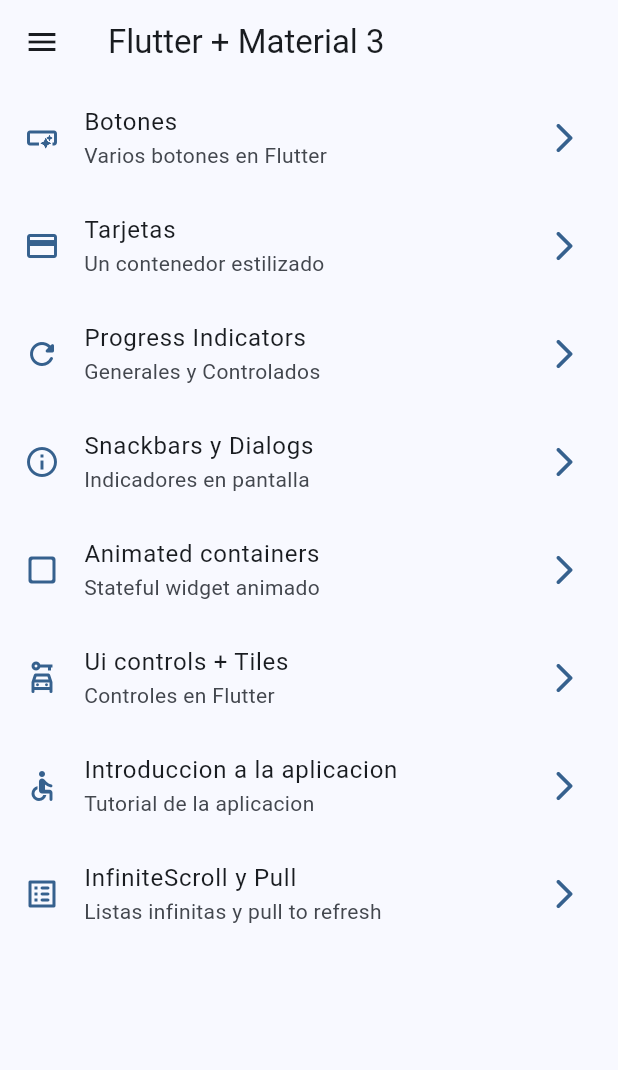
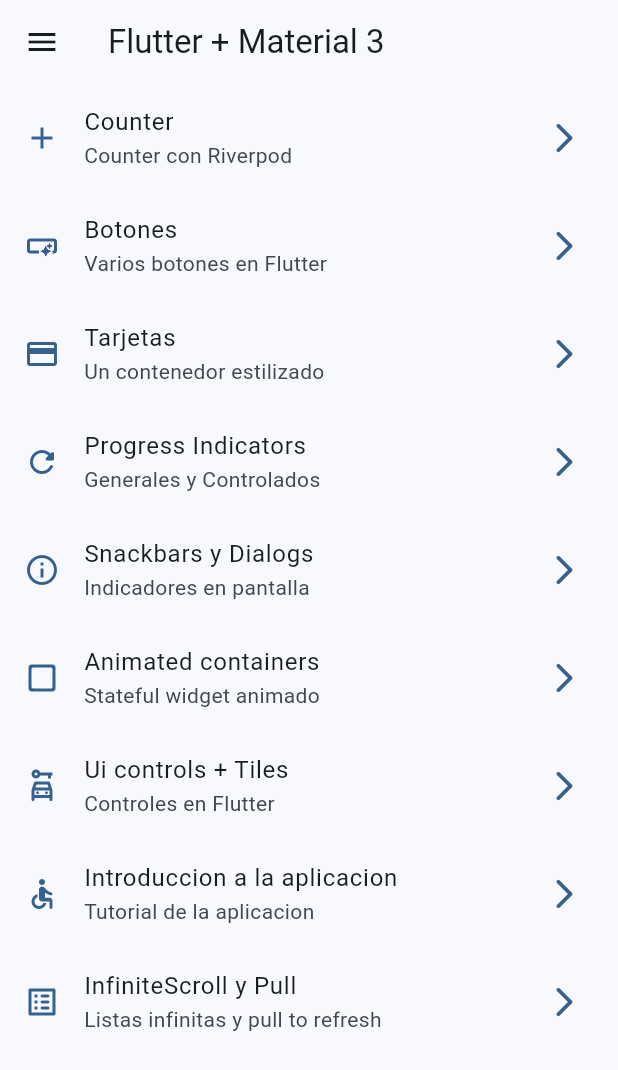
Before and after one commit to DELMER-DESARROLLO-INTELIGENTE/widgetsapp, a Flutter app: the screen it shows after launch, on a phone screen of 412 x 824 dp. Shown: the top 1070 px of the screen. Run offline on Flutter 3.47's test engine with Material 2 defaults, Android fonts, the phone set to English and light mode, and no system bars; our stand-ins replace animate_do, flutter_riverpod, go_router.

Commit message:
riverpod

```diff
--- a/lib/config/menu/menu_items.dart
+++ b/lib/config/menu/menu_items.dart
@@ -18,6 +18,12 @@ class MenuItem {
 }
 
 const appMenuItems = <MenuItem>[
+  MenuItem(
+    title: 'Counter',
+    subTitle: 'Counter con Riverpod',
+    link: '/counter',
+    icon: Icons.add
+  ),
   MenuItem(
     title: 'Botones',
     subTitle: 'Varios botones en Flutter',
--- a/lib/config/router/app_router.dart
+++ b/lib/config/router/app_router.dart
@@ -1,6 +1,7 @@
 
 
 import 'package:go_router/go_router.dart';
+
 import 'package:widgets_app/presentation/screens/screens.dart';
 
 final appRouter = GoRouter(
@@ -59,5 +60,11 @@ final appRouter = GoRouter(
       name: InfiniteScrollScreen.name,
       builder: (context, state) => const InfiniteScrollScreen(),
     ),
+
+    GoRoute(
+      path: '/counter',
+      name: CounterScreen.name,
+      builder: (context, state) => const CounterScreen(),
+    ),
   ],
 );
--- /dev/null
+++ b/lib/presentation/providers/counter_provider.dart
@@ -0,0 +1,4 @@
+import 'package:flutter_riverpod/flutter_riverpod.dart';
+
+
+final counterProvider = StateProvider<int>((ref) => 5);
--- /dev/null
+++ b/lib/presentation/providers/theme_provider.dart
@@ -0,0 +1,4 @@
+
+import 'package:flutter_riverpod/flutter_riverpod.dart';
+
+final isDarkModeProvider = StateProvider<bool>((ref) => false);
--- a/lib/presentation/screens/screens.dart
+++ b/lib/presentation/screens/screens.dart
@@ -7,3 +7,4 @@ export 'package:widgets_app/presentation/screens/ui_controls/ui_controls_screen.
 export 'package:widgets_app/presentation/screens/buttons/buttons_screen.dart';
 export 'package:widgets_app/presentation/screens/cards/cards_screen.dart';
 export 'package:widgets_app/presentation/screens/home/home_screen.dart';
+export 'package:widgets_app/presentation/screens/counter/counter_screen.dart';
--- a/pubspec.yaml
+++ b/pubspec.yaml
@@ -7,10 +7,11 @@ environment:
   sdk: '>=3.0.1 <4.0.0'
 
 dependencies:
+  animate_do: ^3.0.2
   flutter:
     sdk: flutter
   go_router: ^7.1.1
-  animate_do: ^3.0.2
+  flutter_riverpod: ^2.3.6
 
 dev_dependencies:
   flutter_lints: ^2.0.0
```
Also changed, not shown: lib/main.dart (+6 -1 lines), lib/presentation/screens/counter/counter_screen.dart (added, +42 -0 lines), pubspec.lock.
